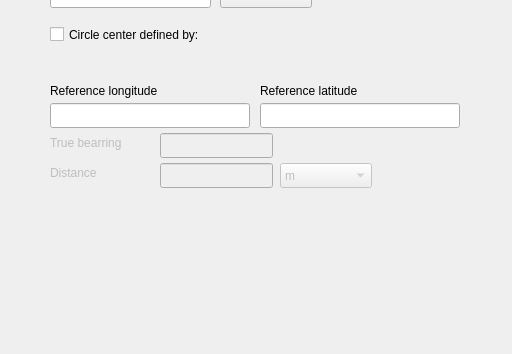
Qt form airspace_geometry_builder/airspace_geometry_builder_dialog_base.ui (strpaw/qgis3-airspace-geometry-builder) before a commit; both pictures show x 0 to 512 and y 327 to 681 of the 954 by 681 pixel window.
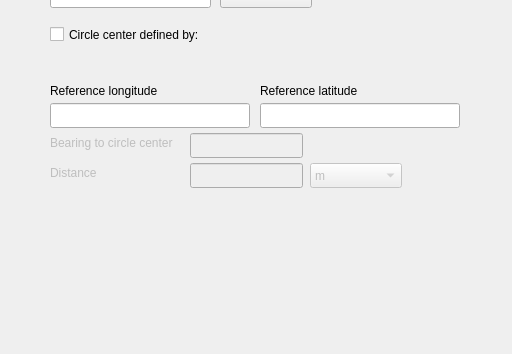
The same form after that commit.

Commit message: Refactor bearing - adjust to to aviation_gis_tools v0.2.0

```diff
--- a/airspace_geometry_builder/airspace_geometry_builder_dialog_base.ui
+++ b/airspace_geometry_builder/airspace_geometry_builder_dialog_base.ui
@@ -262,7 +262,7 @@
        </property>
        <property name="geometry">
         <rect>
-         <x>130</x>
+         <x>160</x>
          <y>220</y>
          <width>113</width>
          <height>25</height>
@@ -277,12 +277,12 @@
         <rect>
          <x>20</x>
          <y>190</y>
-         <width>91</width>
+         <width>141</width>
          <height>19</height>
         </rect>
        </property>
        <property name="text">
-        <string>True bearring</string>
+        <string>Bearing to circle center</string>
        </property>
       </widget>
       <widget class="QLineEdit" name="lineEditCircleCenterOffsetTrueBearing">
@@ -291,7 +291,7 @@
        </property>
        <property name="geometry">
         <rect>
-         <x>130</x>
+         <x>160</x>
          <y>190</y>
          <width>113</width>
          <height>25</height>
@@ -320,7 +320,7 @@
        </property>
        <property name="geometry">
         <rect>
-         <x>250</x>
+         <x>280</x>
          <y>220</y>
          <width>92</width>
          <height>25</height>
```
The commit also changes 2 other files.
